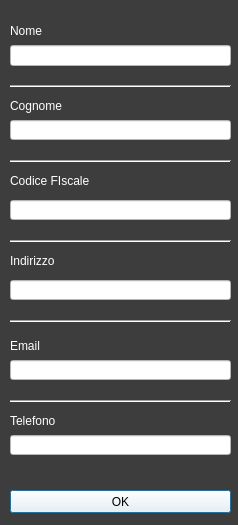
The window that NuovoCliente.ui (riccardomalpiedi/parcheggio) describes before a commit, drawn with Qt 5.
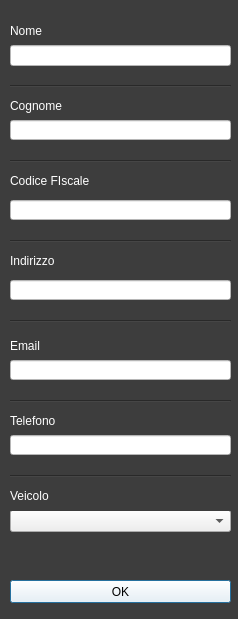
The same window after the commit.

Commit message: Modifiche alla classe Cliente

```diff
--- a/NuovoCliente.ui
+++ b/NuovoCliente.ui
@@ -7,7 +7,7 @@
     <x>0</x>
     <y>0</y>
     <width>238</width>
-    <height>525</height>
+    <height>619</height>
    </rect>
   </property>
   <property name="windowTitle">
@@ -94,7 +94,7 @@
    <property name="geometry">
     <rect>
      <x>10</x>
-     <y>490</y>
+     <y>580</y>
      <width>221</width>
      <height>23</height>
     </rect>
@@ -147,6 +147,9 @@
      <height>3</height>
     </rect>
    </property>
+   <property name="styleSheet">
+    <string notr="true">background-color: rgb(61, 61, 61);</string>
+   </property>
    <property name="orientation">
     <enum>Qt::Horizontal</enum>
    </property>
@@ -160,6 +163,9 @@
      <height>3</height>
     </rect>
    </property>
+   <property name="styleSheet">
+    <string notr="true">background-color: rgb(61, 61, 61);</string>
+   </property>
    <property name="orientation">
     <enum>Qt::Horizontal</enum>
    </property>
@@ -173,6 +179,9 @@
      <height>3</height>
     </rect>
    </property>
+   <property name="styleSheet">
+    <string notr="true">background-color: rgb(61, 61, 61);</string>
+   </property>
    <property name="orientation">
     <enum>Qt::Horizontal</enum>
    </property>
@@ -278,6 +287,9 @@
      <height>3</height>
     </rect>
    </property>
+   <property name="styleSheet">
+    <string notr="true">background-color: rgb(61, 61, 61);</string>
+   </property>
    <property name="orientation">
     <enum>Qt::Horizontal</enum>
    </property>
@@ -291,10 +303,57 @@
      <height>3</height>
     </rect>
    </property>
+   <property name="styleSheet">
+    <string notr="true">background-color: rgb(61, 61, 61);</string>
+   </property>
    <property name="orientation">
     <enum>Qt::Horizontal</enum>
    </property>
   </widget>
+  <widget class="QComboBox" name="veicolo_comboBox">
+   <property name="geometry">
+    <rect>
+     <x>10</x>
+     <y>510</y>
+     <width>221</width>
+     <height>22</height>
+    </rect>
+   </property>
+  </widget>
+  <widget class="Line" name="line_6">
+   <property name="geometry">
+    <rect>
+     <x>10</x>
+     <y>475</y>
+     <width>221</width>
+     <height>3</height>
+    </rect>
+   </property>
+   <property name="styleSheet">
+    <string notr="true">background-color: rgb(61, 61, 61);</string>
+   </property>
+   <property name="orientation">
+    <enum>Qt::Horizontal</enum>
+   </property>
+  </widget>
+  <widget class="QLabel" name="telefono_label_2">
+   <property name="geometry">
+    <rect>
+     <x>10</x>
+     <y>480</y>
+     <width>221</width>
+     <height>31</height>
+    </rect>
+   </property>
+   <property name="styleSheet">
+    <string notr="true">font: 10pt &quot;MS Shell Dlg 2&quot;;
+background-color: rgb(61, 61, 61);
+color: rgb(255, 255, 255);</string>
+   </property>
+   <property name="text">
+    <string>Veicolo</string>
+   </property>
+  </widget>
  </widget>
  <resources/>
  <connections/>
```
The commit also changes 6 other files.
